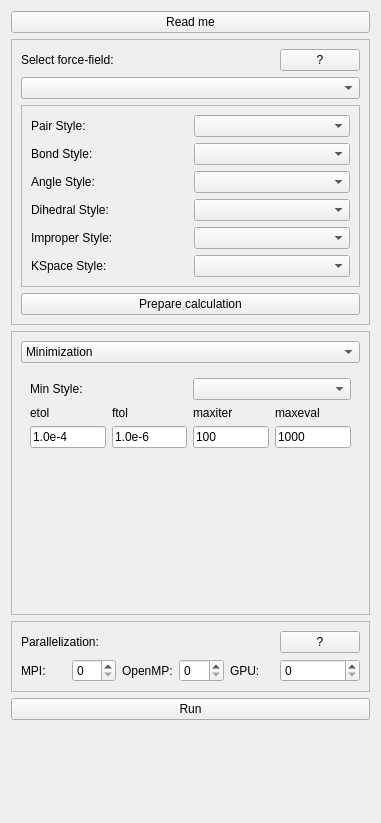
Above: vipster/qt/toolwidgets/lammpswidget.lmp.ui from sgsaenger/vipster before the change. Below: the same form after it.
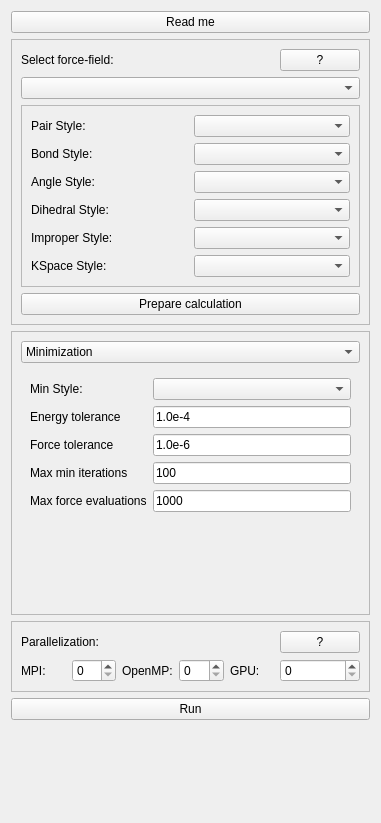
That is the form after the change.

The edit to the form file:
```diff
--- a/vipster/qt/toolwidgets/lammpswidget.lmp.ui
+++ b/vipster/qt/toolwidgets/lammpswidget.lmp.ui
@@ -294,79 +294,81 @@
         </property>
         <widget class="QWidget" name="minPage">
          <layout class="QGridLayout" name="gridLayout_3">
-          <item row="2" column="3">
+          <item row="3" column="1">
+           <widget class="QLineEdit" name="ftolInput">
+            <property name="text">
+             <string>1.0e-6</string>
+            </property>
+           </widget>
+          </item>
+          <item row="4" column="1">
+           <widget class="QLineEdit" name="maxItInput">
+            <property name="text">
+             <string>100</string>
+            </property>
+           </widget>
+          </item>
+          <item row="5" column="0">
+           <widget class="QLabel" name="maxevalLabel">
+            <property name="text">
+             <string>Max force evaluations</string>
+            </property>
+            <property name="buddy">
+             <cstring>maxevalInput</cstring>
+            </property>
+           </widget>
+          </item>
+          <item row="5" column="1">
            <widget class="QLineEdit" name="maxevalInput">
             <property name="text">
              <string>1000</string>
             </property>
            </widget>
           </item>
-          <item row="1" column="1">
+          <item row="4" column="0">
+           <widget class="QLabel" name="maxItLabel">
+            <property name="text">
+             <string>Max min iterations</string>
+            </property>
+            <property name="buddy">
+             <cstring>maxItInput</cstring>
+            </property>
+           </widget>
+          </item>
+          <item row="2" column="1">
+           <widget class="QLineEdit" name="etolInput">
+            <property name="text">
+             <string>1.0e-4</string>
+            </property>
+           </widget>
+          </item>
+          <item row="3" column="0">
            <widget class="QLabel" name="ftolLabel">
             <property name="toolTip">
              <string>Stopping tolerance for force (kcal/mol*angstrom)</string>
             </property>
             <property name="text">
-             <string>ftol</string>
+             <string>Force tolerance</string>
             </property>
-           </widget>
-          </item>
-          <item row="0" column="0" colspan="2">
-           <widget class="QLabel" name="minLabel">
-            <property name="text">
-             <string>Min Style:</string>
+            <property name="buddy">
+             <cstring>ftolInput</cstring>
             </property>
            </widget>
           </item>
-          <item row="0" column="2" colspan="2">
-           <widget class="QComboBox" name="minSel"/>
-          </item>
-          <item row="1" column="0">
+          <item row="2" column="0">
            <widget class="QLabel" name="etolLabel">
             <property name="toolTip">
              <string>Stopping tolerance for energy change (unitless, depends on system size)</string>
             </property>
             <property name="text">
-             <string>etol</string>
+             <string>Energy tolerance</string>
             </property>
-           </widget>
-          </item>
-          <item row="1" column="3">
-           <widget class="QLabel" name="maxevalLabel">
-            <property name="text">
-             <string>maxeval</string>
+            <property name="buddy">
+             <cstring>etolInput</cstring>
             </property>
            </widget>
           </item>
-          <item row="2" column="0">
-           <widget class="QLineEdit" name="etolInput">
-            <property name="text">
-             <string>1.0e-4</string>
-            </property>
-           </widget>
-          </item>
-          <item row="2" column="2">
-           <widget class="QLineEdit" name="maxItInput">
-            <property name="text">
-             <string>100</string>
-            </property>
-           </widget>
-          </item>
-          <item row="2" column="1">
-           <widget class="QLineEdit" name="ftolInput">
-            <property name="text">
-             <string>1.0e-6</string>
-            </property>
-           </widget>
-          </item>
-          <item row="1" column="2">
-           <widget class="QLabel" name="maxItLabel">
-            <property name="text">
-             <string>maxiter</string>
-            </property>
-           </widget>
-          </item>
-          <item row="3" column="0" colspan="4">
+          <item row="6" column="0" colspan="2">
            <spacer name="verticalSpacer_2">
             <property name="orientation">
              <enum>Qt::Vertical</enum>
@@ -379,6 +381,16 @@
             </property>
            </spacer>
           </item>
+          <item row="0" column="0">
+           <widget class="QLabel" name="minLabel">
+            <property name="text">
+             <string>Min Style:</string>
+            </property>
+           </widget>
+          </item>
+          <item row="0" column="1">
+           <widget class="QComboBox" name="minSel"/>
+          </item>
          </layout>
         </widget>
         <widget class="QWidget" name="page_2">
```
Left out of the diff: 70 changed lines with no effect on the pictures.
